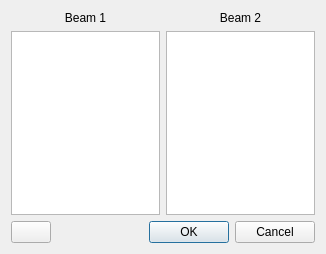
Above: applications/cfactor/widgets/connect.ui from ebrahimraeyat/civilTools before the change. Below: the same form after it.
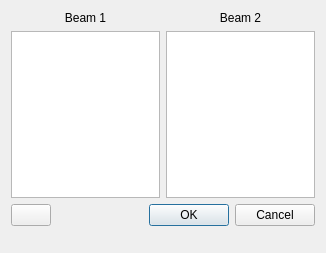
That is the form after the change. Icons and pictures are not drawn.

Diff of the .ui file:
```diff
--- a/applications/cfactor/widgets/connect.ui
+++ b/applications/cfactor/widgets/connect.ui
@@ -7,7 +7,7 @@
     <x>0</x>
     <y>0</y>
     <width>326</width>
-    <height>254</height>
+    <height>253</height>
    </rect>
   </property>
   <property name="windowTitle">
@@ -82,6 +82,19 @@
      </item>
     </layout>
    </item>
+   <item>
+    <spacer name="verticalSpacer">
+     <property name="orientation">
+      <enum>Qt::Vertical</enum>
+     </property>
+     <property name="sizeHint" stdset="0">
+      <size>
+       <width>20</width>
+       <height>40</height>
+      </size>
+     </property>
+    </spacer>
+   </item>
   </layout>
  </widget>
  <resources>
```
